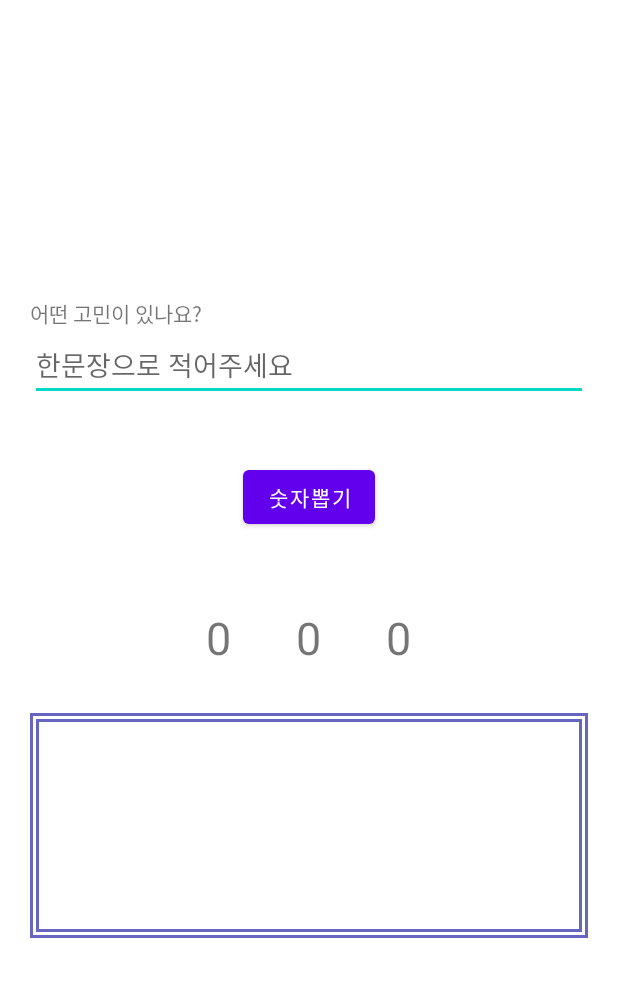
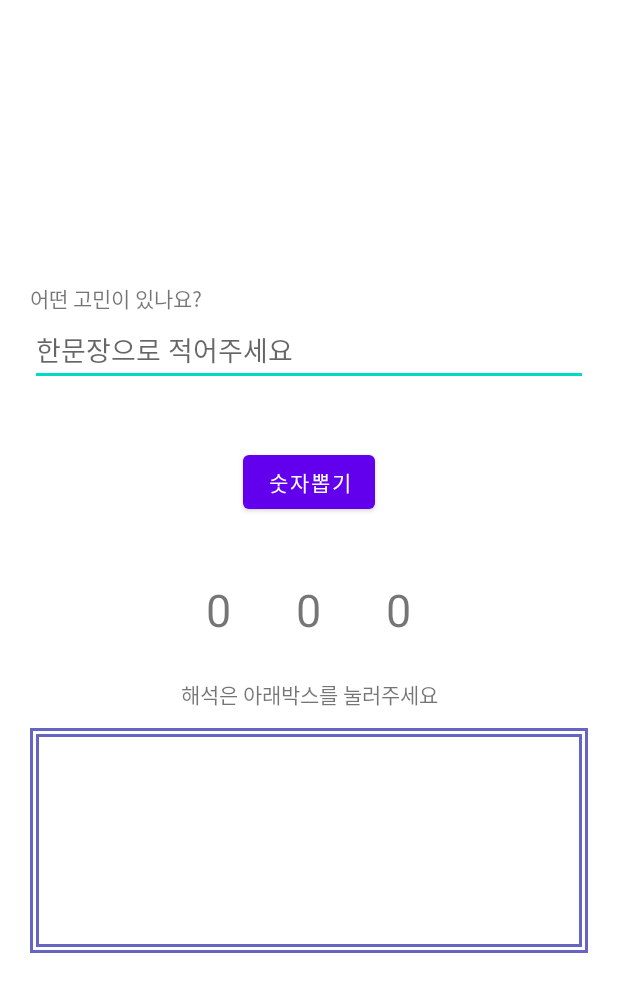
Before and after one commit to Suji6576/yut_fortune, an Android app: the layout activity_main.xml on its own in the app's theme, with its tools: preview values and no code run, on a phone screen of 412 x 824 dp. Shown: the top 992 px of the screen. Run offline under Robolectric (Android 15) with nearby library versions, the phone set to English and light mode, and no system bars.

Commit message:
#2 UI수정

```diff
--- a/app/src/main/res/layout/activity_main.xml
+++ b/app/src/main/res/layout/activity_main.xml
@@ -35,10 +35,16 @@
 
         <LinearLayout
             android:layout_width="match_parent"
-            android:layout_height="100dp"
-            android:orientation="horizontal"
+            android:layout_height="120dp"
+            android:orientation="vertical"
             android:layout_marginTop="20dp"
             android:gravity="center">
+
+            <LinearLayout
+                android:layout_width="match_parent"
+                android:layout_height="60dp"
+                android:gravity="center"
+                android:orientation="horizontal">
 
                 <TextView
                     android:id="@+id/firstTxt"
@@ -68,6 +74,16 @@
 
             </LinearLayout>
 
+            <TextView
+                android:layout_width="match_parent"
+                android:layout_height="wrap_content"
+                android:layout_marginTop="15dp"
+                android:gravity="center"
+                android:text="해석은 아래박스를 눌러주세요"/>
+
+
+        </LinearLayout>
+
         <LinearLayout
             android:id="@+id/resultLayout"
             android:layout_width="match_parent"
```
Lines whose indentation alone changed are shown as unchanged.
